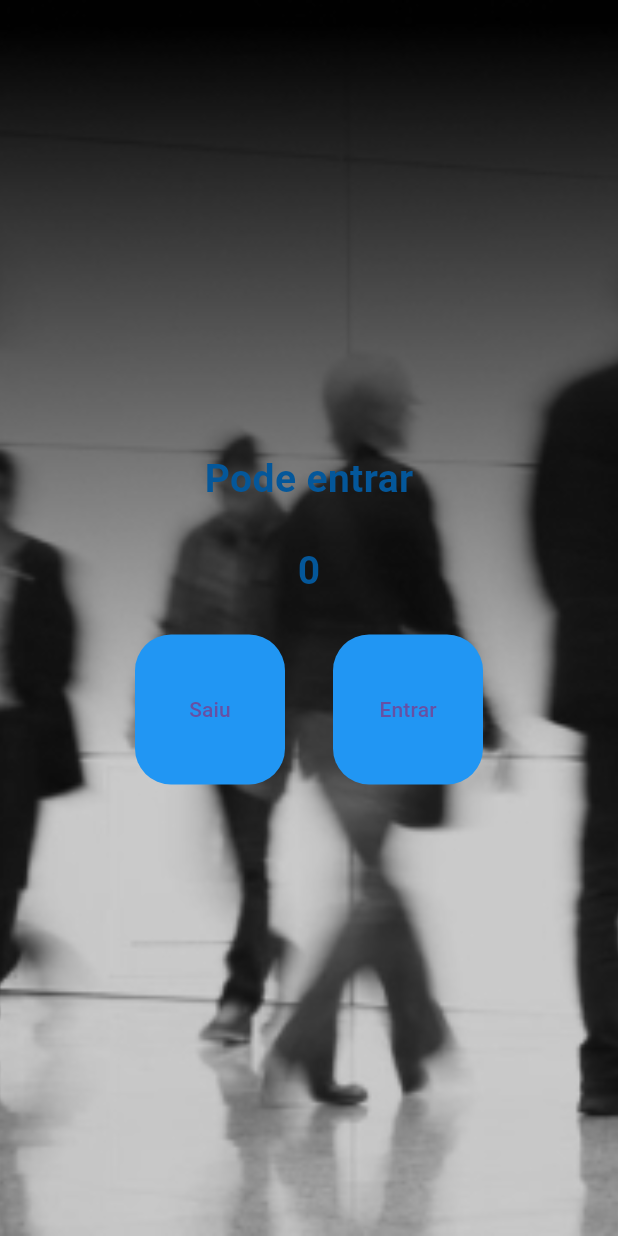
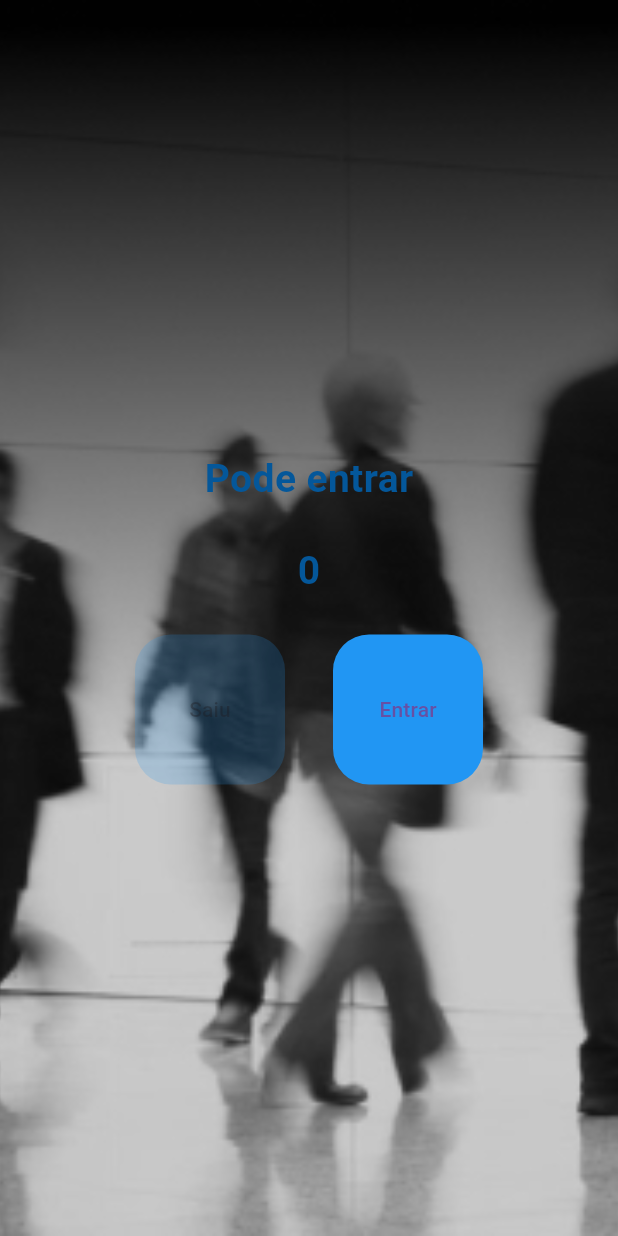
Before and after one commit to Nilson-Alcides/projeto-contador-flutter-2ds-ja, a Flutter app: the screen it shows after launch, on a phone screen of 412 x 824 dp. Run offline on Flutter 3.47's test engine with Material 3 defaults, Android fonts, the phone set to English and light mode, and no system bars.

Commit message:
Adicionando funcionalidade no botão incremento e decremento + mesg Debug off

```diff
--- a/lib/main.dart
+++ b/lib/main.dart
@@ -11,15 +11,37 @@ class MyApp extends StatelessWidget{
   @override
   Widget build(BuildContext content){
     return MaterialApp(
+      debugShowCheckedModeBanner: false,
       home: HomePage(),
   );
   }
 }
-class HomePage extends StatelessWidget {
-  const HomePage({super.key});
+class HomePage extends StatefulWidget {
+  HomePage({super.key});
 
-  void decrement(){print('decrement');}
-  void increment(){print('decrement');}
+  @override
+  State<HomePage> createState() => _HomePageState();
+}
+
+class _HomePageState extends State<HomePage> {
+  int contador = 0;
+
+  void decrement(){
+    setState(() {
+      contador--;
+    });
+      print(contador);
+     }
+
+   void increment(){
+    setState(() {
+      contador++;
+    });
+      print(contador);
+     }
+
+    bool get isEmpty => contador == 0;
+    bool get isFull => contador == 10;
 
   @override
   Widget build(BuildContext context) {
@@ -43,7 +65,7 @@ class HomePage extends StatelessWidget {
           ),
 
           Padding(padding: EdgeInsets.all(24),
-          child: Text('0',
+          child: Text(contador.toString(),
            style: TextStyle(
             fontSize: 26,
             color:  Color.fromARGB(255, 4, 87, 154),
@@ -55,9 +77,10 @@ class HomePage extends StatelessWidget {
           Row(
             mainAxisAlignment: MainAxisAlignment.center,
             children: [
-              TextButton(onPressed: decrement,
+              TextButton(
+                onPressed: isEmpty ? null : decrement,
               style: TextButton.styleFrom(
-                  backgroundColor:  Colors.blue,
+                  backgroundColor:isEmpty ? Colors.blue.withOpacity(0.2) : Colors.blue,
                   fixedSize: const Size(100, 100),
                   shape: RoundedRectangleBorder(
                     borderRadius: BorderRadius.circular(24),
@@ -67,9 +90,10 @@ class HomePage extends StatelessWidget {
 
               SizedBox(width: 32,),
 
-              TextButton(onPressed: increment,
-              style: TextButton.styleFrom(
-                  backgroundColor:  Colors.blue,
+              TextButton(
+                onPressed: isFull ? null : increment,
+                style: TextButton.styleFrom(
+                  backgroundColor: isFull ? Colors.blue.withOpacity(0.2) : Colors.blue,
                   fixedSize: const Size(100, 100),
                   shape: RoundedRectangleBorder(
                     borderRadius: BorderRadius.circular(24),
```
